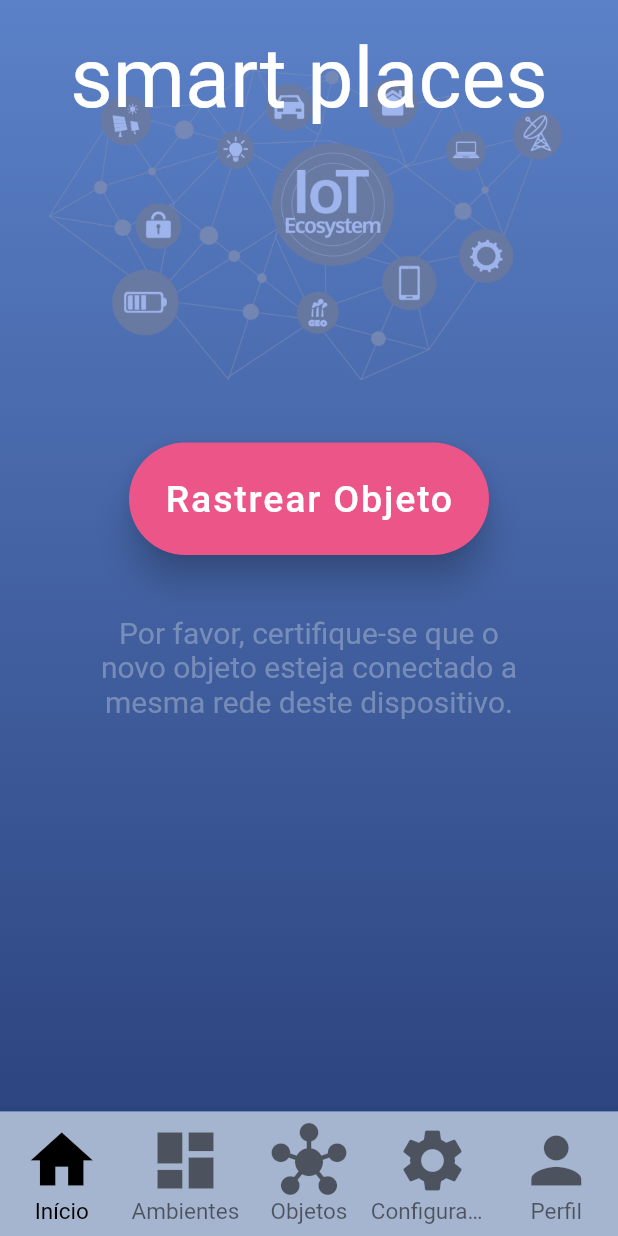
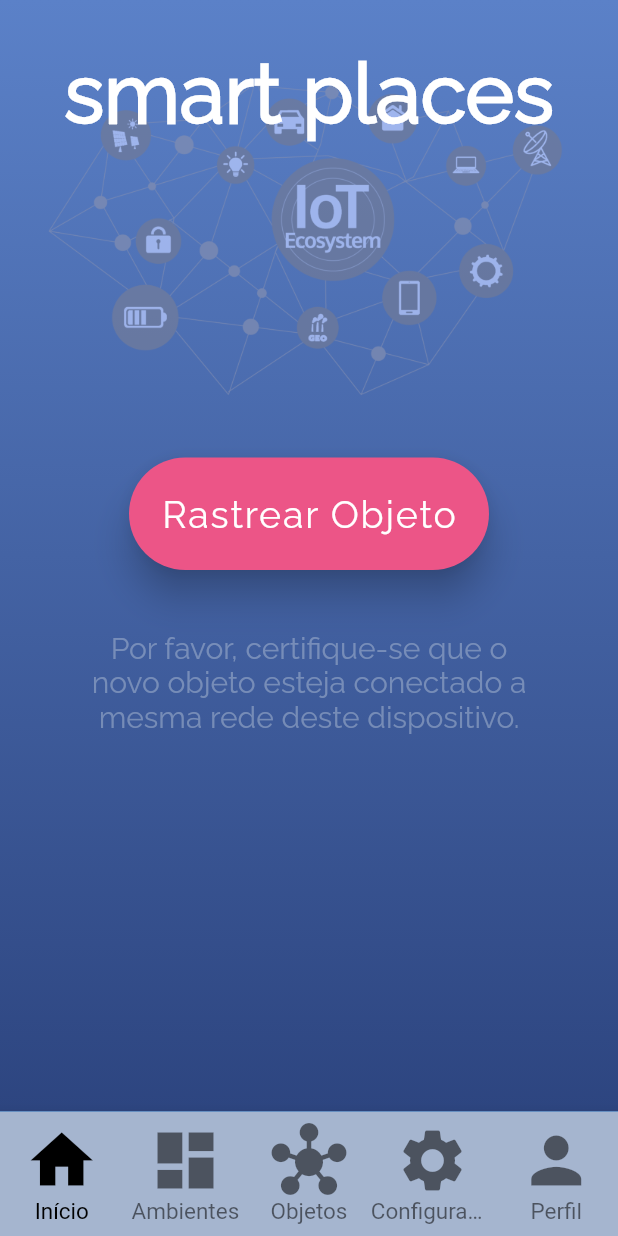
Before and after one commit to LUPSSIoT/VISO_APP, a Flutter app: the screen it shows after launch, on a phone screen of 412 x 824 dp. Run offline on Flutter 3.47's test engine with Material 2 defaults, Android fonts, the phone set to English and light mode, and no system bars.

Commit message:
Update tela_inicio.dart

```diff
--- a/lib/tela_inicio.dart
+++ b/lib/tela_inicio.dart
@@ -18,7 +18,7 @@ class TelaInicio extends StatelessWidget {
       child: Center(
         child: Column(children: [
           Container(
-            margin: const EdgeInsets.fromLTRB(0, 20, 0, 0),
+            margin: const EdgeInsets.fromLTRB(0, 30, 0, 0),
             child: Stack(
               alignment: Alignment.topCenter,
               children: [
@@ -32,7 +32,7 @@ class TelaInicio extends StatelessWidget {
                   opacity: const AlwaysStoppedAnimation(.8),
                 ),
                 const Text('smart places',
-                    style: TextStyle(color: Colors.white, fontSize: 55)),
+                    style: TextStyle(fontFamily: 'Raleway', fontWeight: FontWeight.bold, color: Colors.white, fontSize: 55)),
               ],
             ),
           ),
@@ -50,7 +50,7 @@ class TelaInicio extends StatelessWidget {
                   );
                 },
                 label: const Text('Rastrear Objeto',
-                    style: TextStyle(fontSize: 25)),
+                    style: TextStyle(fontFamily: 'Raleway', fontSize: 25)),
                 backgroundColor: const Color.fromARGB(255, 236, 85, 135),
                 elevation: 10.0,
               ),
@@ -61,7 +61,7 @@ class TelaInicio extends StatelessWidget {
             child: Text(
                 'Por favor, certifique-se que o\nnovo objeto esteja conectado a\nmesma rede deste dispositivo.',
                 style: TextStyle(
-                    color: Color.fromARGB(139, 165, 181, 207), fontSize: 20),
+                    fontFamily: 'Raleway', color: Color.fromARGB(139, 165, 181, 207), fontSize: 20),
                 textAlign: TextAlign.center),
           ),
         ]),
```
